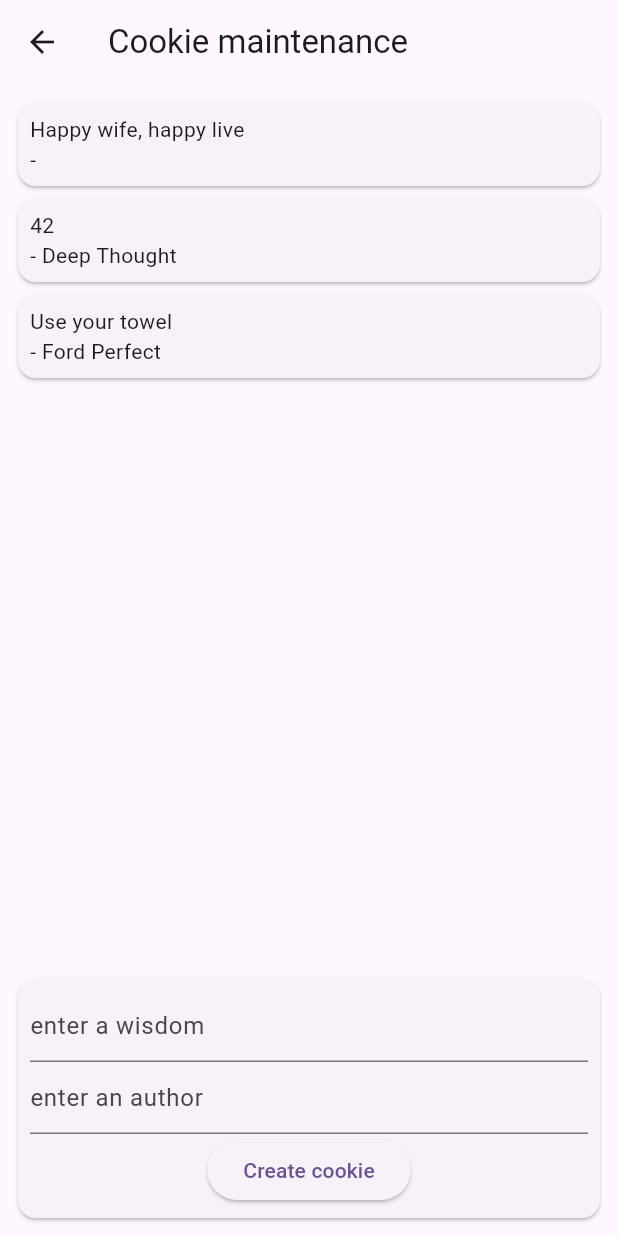
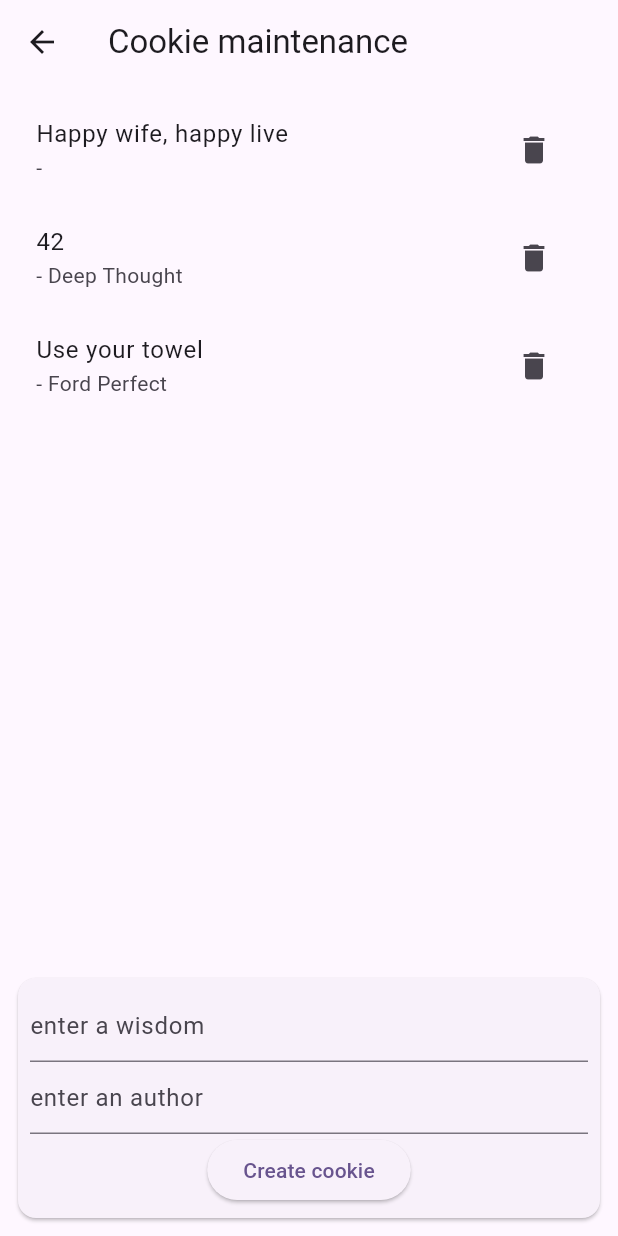
Before and after one commit to maexeler/cookies_ksh21a, a Flutter app: the screen it shows after launch, after a tap on the "settings" icon, on a phone screen of 412 x 824 dp. Run offline on Flutter 3.47's test engine with Material 3 defaults, Android fonts, the phone set to English and light mode, and no system bars.

Commit message:
Delete implemented

```diff
--- a/lib/pages/cookie_maintenance_page.dart
+++ b/lib/pages/cookie_maintenance_page.dart
@@ -32,15 +32,17 @@ class _CookieListWidget extends StatelessWidget {
     return ListView.builder(
         itemCount: cookieList.length,
         itemBuilder: (BuildContext context, int index) {
-          return Card(
-            child: Padding(
-              padding: const EdgeInsets.all(8.0),
-              child: Column(
-                  crossAxisAlignment: CrossAxisAlignment.start,
-                  children: [
-                    Text(cookieList[index].wisdom),
-                    Text("- ${cookieList[index].author}")
-                  ]),
+          var cookie = cookieList[index];
+          return ListTile(
+            key: Key(cookie.id),
+            title: Text(cookie.wisdom),
+            subtitle: Text("- ${cookie.author}"),
+            trailing: IconButton(
+              icon: Icon(Icons.delete),
+              onPressed: () {
+                Provider.of<CookieListProvider>(context, listen: false)
+                    .deleteCookie(cookie.id);
+              },
             ),
           );
         });
--- a/lib/provider/cookie_list_provider.dart
+++ b/lib/provider/cookie_list_provider.dart
@@ -16,4 +16,8 @@ class CookieListProvider extends ChangeNotifier {
   }
 
   final CookieService _cookieService;
+
+  void deleteCookie(String id) {
+    _cookieService.delete(id).then((_) => {notifyListeners()});
+  }
 }
--- a/lib/provider/cookie_of_the_day_provider.dart
+++ b/lib/provider/cookie_of_the_day_provider.dart
@@ -13,7 +13,11 @@ class CookieOfTheDayProvider extends ChangeNotifier {
 
   void createNewCookieOfTheDay() {
     var cookies = _cookieService.readAll();
-    _cookieOfTheDay = cookies[Random().nextInt(cookies.length)];
+    if (cookies.isEmpty) {
+      _cookieOfTheDay = _noCookieToDay;
+    } else {
+      _cookieOfTheDay = cookies[Random().nextInt(cookies.length)];
+    }
     notifyListeners();
   }
 
--- a/lib/service/cookie_service.dart
+++ b/lib/service/cookie_service.dart
@@ -21,7 +21,8 @@ class CookieService {
 
   /// Delete
   Future<void> delete(String id) async {
-    // todo : delete and save
+    _cookies.removeWhere((element) => element.id == id);
+    return _save();
   }
 
   /// Call load() once before using the service
```
